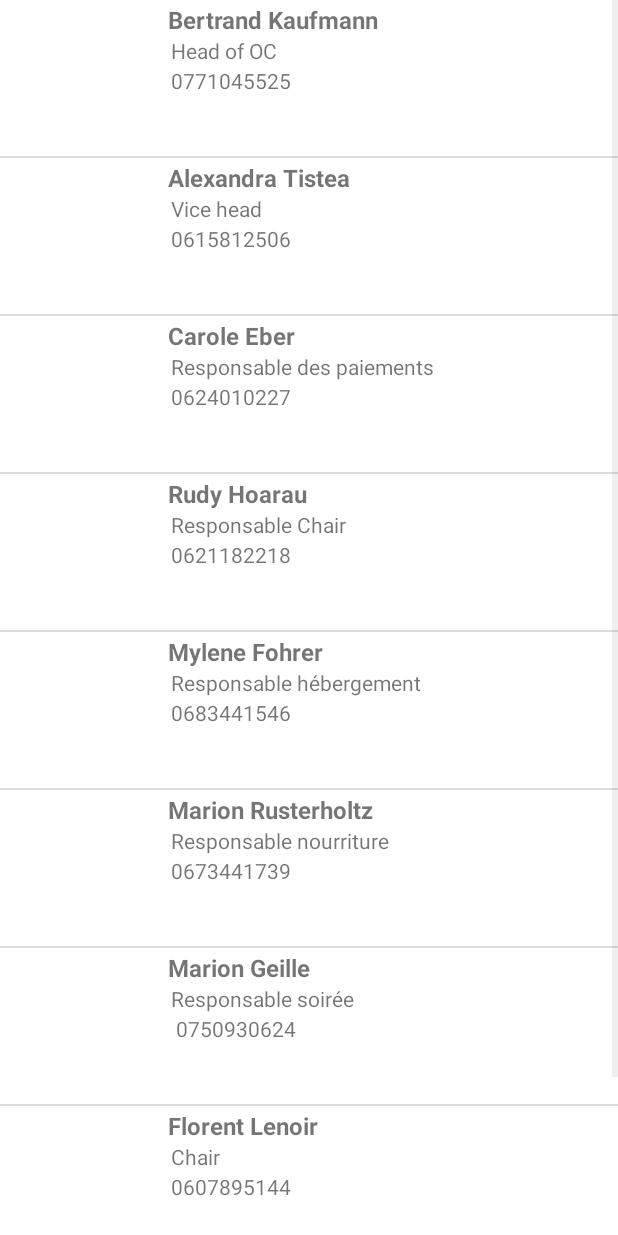
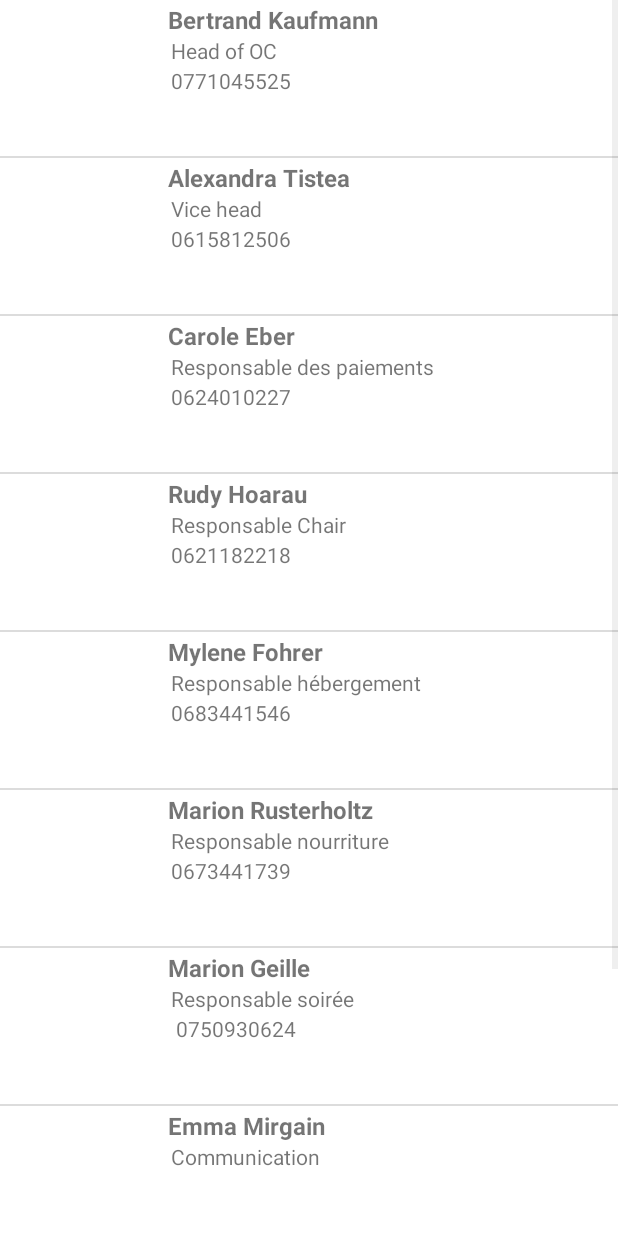
Before and after one commit to ESNFranceG33kTeam/np_nancy_15, an Android app: the screen it shows after launch (MainActivity), on a phone screen of 412 x 824 dp. Run offline under Robolectric (Android 15) with nearby library versions, the light colour scheme and no system bars; 25 statements that could not run were skipped.

Commit message:
update OC and fix crash

```diff
--- a/app/src/main/java/org/esn/geekteam/npnancy15/fragments/DetailFragment.java
+++ b/app/src/main/java/org/esn/geekteam/npnancy15/fragments/DetailFragment.java
@@ -3,6 +3,7 @@ package org.esn.geekteam.npnancy15.fragments;
 import android.app.Fragment;
 import android.os.Bundle;
 import android.text.Html;
+import android.text.method.LinkMovementMethod;
 import android.view.LayoutInflater;
 import android.view.View;
 import android.view.ViewGroup;
@@ -33,8 +34,9 @@ public class DetailFragment extends Fragment{
         title.setText("Comment utiliser un #hashtag ?");
         String styledText = "Quand vous postez un statut, une image ou une vidéo sur un réseau social (facebook, twitter, instagram...) accompagné d'un hashtag cela lui donne plus de visibilité.<br><br>" +
                 "En utilisant <strong>#NPnancy2015</strong>, le reste de votre section et du réseau pourra retrouver tout ce qui a été posté pendant la NP et voir ce qu'ils ont manqué !<br><br>" +
-                "En utilisant <strong>#ESNfrenchtouch</strong>, les contenus seront visibles sur le site d'ESN France (mettre un lien?) : n'hésitez pas à postez un maximum de photos et vidéos (sobres et responsables bien évidemment) qui montreront aux visiteurs que notre réseau est le plus cool de France.";
+                "En utilisant <strong>#ESNfrenchtouch</strong>, les contenus seront visibles sur <a href='http://ixesn.fr'>le site d'ESN France</a> : n'hésitez pas à postez un maximum de photos et vidéos (sobres et responsables bien évidemment) qui montreront aux visiteurs que notre réseau est le plus cool de France.";
         desc.setText(Html.fromHtml(styledText), TextView.BufferType.SPANNABLE);
+        desc.setMovementMethod(LinkMovementMethod.getInstance());
         sign.setText("#Palloconnecté");
 
         return view;
--- a/app/src/main/java/org/esn/geekteam/npnancy15/fragments/OCFragment.java
+++ b/app/src/main/java/org/esn/geekteam/npnancy15/fragments/OCFragment.java
@@ -48,6 +48,7 @@ public class OCFragment extends android.support.v4.app.ListFragment {
         this.OCMembers.add(new OCMember("Mylene", "Fohrer", "0683441546", "Responsable hébergement"));
         this.OCMembers.add(new OCMember("Marion", "Rusterholtz", "0673441739", "Responsable nourriture"));
         this.OCMembers.add(new OCMember("Marion", "Geille", " 0750930624", "Responsable soirée"));
+        this.OCMembers.add(new OCMember("Emma", "Mirgain", "", "Communication"));
         this.OCMembers.add(new OCMember("Florent", "Lenoir", "0607895144", "Chair"));
         this.OCMembers.add(new OCMember("Laura", "Mazi", "0613303219", "Vice-Chair"));
     }
```
Also changed, not shown: app/src/main/java/org/esn/geekteam/npnancy15/fragments/AboutFragment.java (+0 -8 lines), app/src/main/res/drawable/alexandra_tistea.png (deleted), app/src/main/res/drawable/bertrand_kaufmann.png (deleted), app/src/main/res/drawable/carole_eber.png (deleted), app/src/main/res/drawable/marion_rusterholtz.png (deleted), app/src/main/res/drawable/mylene_fohrer.png (deleted), app/src/main/res/drawable/rudy_hoarau.png (deleted).
